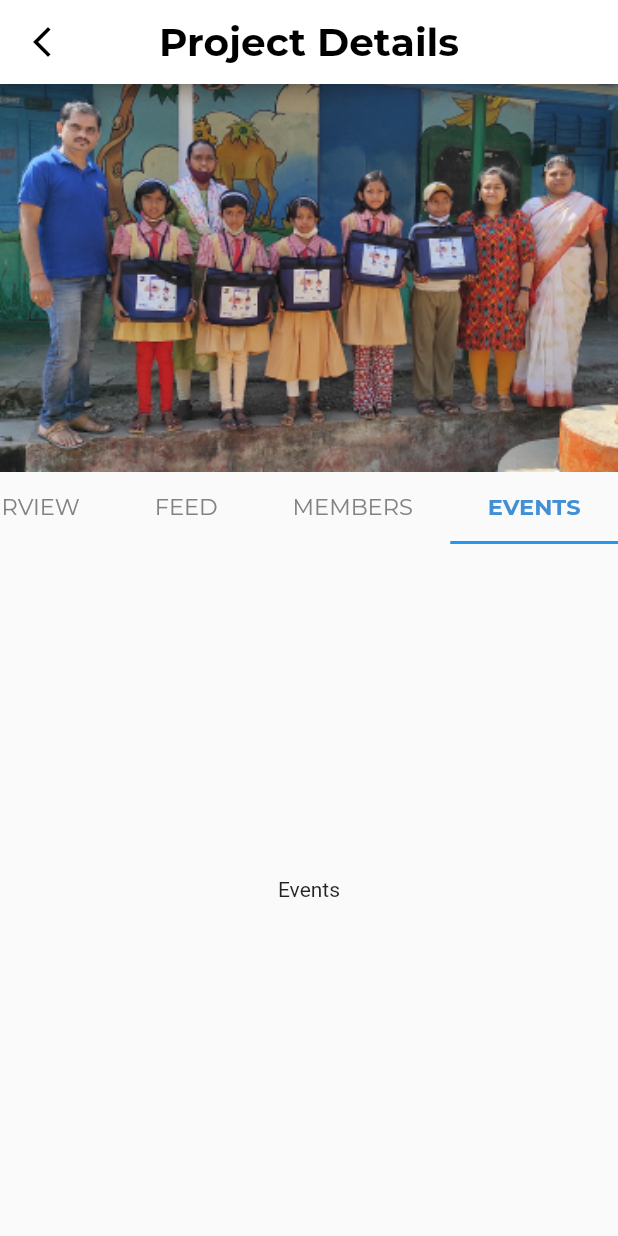
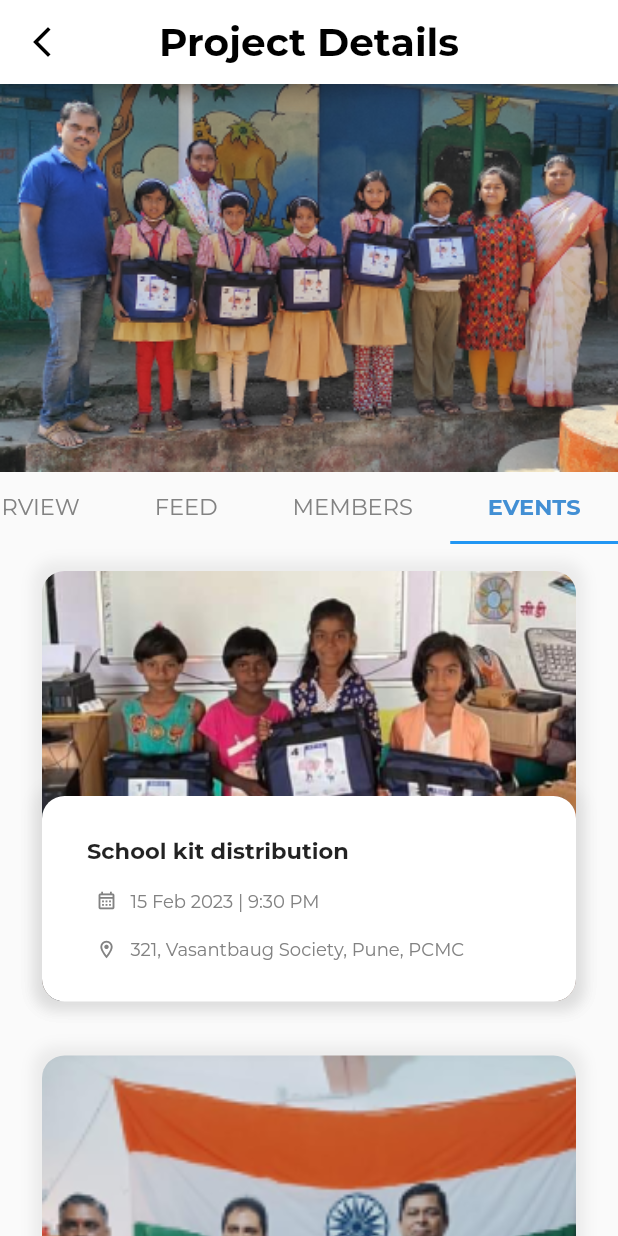
Before and after one commit to I-Zz/ahhf_app, a Flutter app: the ProjectsDetailScreen screen opened by its route, tab 4 chosen, on a phone screen of 412 x 824 dp. Run offline on Flutter 3.47's test engine with Material 2 defaults, Android fonts, the phone set to English and light mode, and no system bars; our stand-ins replace dots_indicator; missing offline and left inert: dart:ffi; project files that could hold a hidden picture were left out.

Commit message:
added the Project Details screen  Event Tab cards List

```diff
--- /dev/null
+++ b/lib/provider/ProjectDetailsEvent_provider.dart
@@ -0,0 +1,52 @@
+import 'package:flutter/material.dart';
+
+class ProjectDetailsEventTabItems  with ChangeNotifier{
+  final String image;
+  final String title;
+  final String EventAddress;
+  final DateTime EventDate;
+  final TimeOfDay EventTime;
+
+  ProjectDetailsEventTabItems(
+      {required this.EventAddress,
+      required this.EventDate,
+      required this.EventTime,
+      required this.image,
+      required this.title});
+
+
+}
+
+class ProjectDetailsEventTabProvider with ChangeNotifier {
+ // for I have mark ProjectDetailsEventTabProvider widget in ProjectDetailsEvent_provider file with
+  // changeNotifier
+
+  List<ProjectDetailsEventTabItems> _items = [
+    ProjectDetailsEventTabItems(
+        EventAddress: '321, Vasantbaug Society, Pune, PCMC',
+        title: 'School kit distribution ',
+        EventDate: DateTime(2023, 2, 15),
+        EventTime: TimeOfDay(hour: 21, minute: 30),
+        image: 'assets/images/EventTab1.png'),
+
+    ProjectDetailsEventTabItems(
+        EventAddress: '321, Vasantbaug Society, Pune, PCMC',
+        title: 'School kit distribution ',
+        EventDate: DateTime(2023, 2, 15),
+        EventTime: TimeOfDay(hour: 24, minute: 00),
+        image: 'assets/images/EventTab2.png'),
+
+
+  ];
+
+
+  List<ProjectDetailsEventTabItems> get items{
+    return [..._items];
+  }
+
+  void addEventTabItems(){
+
+    notifyListeners();
+  }
+
+}
--- a/lib/screens/projects_detail_screen_overview.dart
+++ b/lib/screens/projects_detail_screen_overview.dart
@@ -1,11 +1,13 @@
 // ignore_for_file: prefer_const_constructors
 
+import 'package:ahhf_app/provider/ProjectDetailsEvent_provider.dart';
 import 'package:flutter/material.dart';
 import 'package:flutter/src/widgets/framework.dart';
 import 'package:ahhf_app/widgets/projectDetailsOverviewTab.dart';
 import 'package:ahhf_app/widgets/projectDetailsEventTab.dart';
 import 'package:ahhf_app/widgets/projectDetailsFeedTab.dart';
 import 'package:ahhf_app/widgets/projectDetailsMembersTab.dart';
+import 'package:provider/provider.dart';
 
 //put the cards in the gesturedetector
 
@@ -23,9 +25,11 @@ class _ProjectsDetailScreenState extends State<ProjectsDetailScreen>
   @override
   Widget build(BuildContext context) {
     TabController _tabcontroller = TabController(length: 4, vsync: this);
-    return Scaffold(
+    return SafeArea(
+      child: Scaffold(
+
         appBar: AppBar(
-        backgroundColor: Colors.white,
+          backgroundColor: Color(0xFFFFFFFF),
           leading: IconButton(
             onPressed: () {
               Navigator.pop(context);
@@ -45,7 +49,9 @@ class _ProjectsDetailScreenState extends State<ProjectsDetailScreen>
                 color: Colors.black),
           ),
         ),
-      body: Column(
+        body: ChangeNotifierProvider.value(
+          value: ProjectDetailsEventTabProvider(),
+          child: Column(
             children: [
               Container(
                 width: double.infinity,
@@ -101,6 +107,8 @@ class _ProjectsDetailScreenState extends State<ProjectsDetailScreen>
               ))
             ],
           ),
+        ),
+      ),
     );
   }
 }
--- /dev/null
+++ b/lib/widgets/ProjectDetailsEventTabCards.dart
@@ -0,0 +1,133 @@
+import 'dart:ffi';
+
+import 'package:flutter/material.dart';
+import 'package:provider/provider.dart';
+import '../provider/ProjectDetailsEvent_provider.dart';
+import 'package:intl/intl.dart';
+
+class ProjectDetailsEventTabCards extends StatelessWidget {
+  const ProjectDetailsEventTabCards({
+    super.key,
+  });
+
+  @override
+  Widget build(BuildContext context) {
+    final EventItem = Provider.of<ProjectDetailsEventTabItems>(context);
+    return Padding(
+      padding: const EdgeInsets.symmetric(horizontal: 10.0),
+      child: Stack(
+        children: [
+          Container(
+            margin: EdgeInsets.symmetric(horizontal: 18, vertical: 18),
+            height: 287,
+            width: double.infinity,
+            decoration: BoxDecoration(
+                borderRadius: BorderRadius.circular(15),
+                boxShadow: [
+                  BoxShadow(
+                    color: Color.fromRGBO(0, 0, 0, 0.06),
+                    blurRadius: 7,
+                    spreadRadius: 6,
+                    offset: Offset(0, 0),
+                  ),
+                ],
+                image: DecorationImage(
+                    image: AssetImage(
+                      EventItem.image,
+                    ),
+                    fit: BoxFit.cover)),
+          ),
+          Padding(
+            padding: const EdgeInsets.only(top: 150.0),
+            child: Container(
+              height: 137,
+              width: double.infinity,
+              margin: EdgeInsets.all(18),
+              padding: EdgeInsets.all(10),
+              decoration: BoxDecoration(
+                borderRadius: BorderRadius.circular(15),
+                boxShadow: [
+                  BoxShadow(
+                    color: Color.fromRGBO(0, 0, 0, 0.06),
+                    blurRadius: 7,
+                    spreadRadius: 6,
+                    offset: Offset(0, 0),
+                  ),
+                ],
+                color: Color(0xFFFFFFFF),
+              ),
+              child: Column(
+                mainAxisAlignment: MainAxisAlignment.spaceEvenly,
+                children: [
+                  Row(
+                    mainAxisAlignment: MainAxisAlignment.start,
+                    children: [
+                      SizedBox(
+                        width: 20,
+                      ),
+                      Text(
+                        EventItem.title,
+                        style: TextStyle(
+                            fontFamily: 'Montserrat',
+                            fontSize: 15,
+                            fontWeight: FontWeight.w600),
+                      ),
+                    ],
+                  ),
+                  Row(
+                    children: [
+                      SizedBox(
+                        width: 26,
+                      ),
+                      Icon(
+                        Icons.calendar_month_outlined,
+                        size: 14,
+                        color: Color(0xFF828282),
+                      ),
+                      SizedBox(
+                        width: 9,
+                      ),
+
+  //  ${DateFormat('hh:mm a').format(DateTime(2022, 1, 1, EventItem.EventTime.hour, EventItem.EventTime.minute))
+                      Text(
+                        '${DateFormat('dd MMM yyyy').format(EventItem.EventDate)} | ${EventItem.EventTime.format(context)}',
+                        style: TextStyle(
+                            fontFamily: 'Montserrat',
+                            fontSize: 12,
+                            color: Color(0xFF828282),
+                            fontWeight: FontWeight.w400),
+                      ),
+                    ],
+                  ),
+                  Row(
+                    children: [
+                      SizedBox(
+                        width: 26,
+                      ),
+                      Icon(
+                        Icons.location_on_outlined,
+                        size: 14,
+                        color: Color(0xFF828282),
+                      ),
+                      SizedBox(
+                        width: 9,
+                      ),
+                      Text(
+                        EventItem.EventAddress,
+                        style: TextStyle(
+                            fontFamily: 'Montserrat',
+                            fontSize: 12,
+                            color: Color(0xFF828282),
+                            fontWeight: FontWeight.w400),
+                      ),
+                    ],
+                  )
+                ],
+              ),
+            ),
+          )
+        ],
+      ),
+    );
+  }
+}
--- a/lib/widgets/projectDetailsEventTab.dart
+++ b/lib/widgets/projectDetailsEventTab.dart
@@ -1,12 +1,24 @@
+import 'package:ahhf_app/provider/ProjectDetailsEvent_provider.dart';
 import 'package:flutter/material.dart';
-
+import 'package:provider/provider.dart';
+import '../widgets/ProjectDetailsEventTabCards.dart';
 class projectDetailsEventsTab extends StatelessWidget {
   const projectDetailsEventsTab({Key? key}) : super(key: key);
 
   @override
   Widget build(BuildContext context) {
+    // I have added this provider listener to listen the changes in Events Items List
+
+    final EventTabItems=Provider.of<ProjectDetailsEventTabProvider>(context);
+
     return Scaffold(
-      body: Center(child: Text('Events'),),
+      body: ListView.builder(
+        itemCount: EventTabItems.items.length,
+        itemBuilder:(ctx,i)=> ChangeNotifierProvider.value(   // provider is added to so that to listen changes in each single  EventItem in case of data changes
+          value: EventTabItems.items[i],
+          child: ProjectDetailsEventTabCards(),
+        ),
+    )
     );
   }
 }
--- a/lib/widgets/projectDetailsOverviewTab.dart
+++ b/lib/widgets/projectDetailsOverviewTab.dart
@@ -6,7 +6,7 @@ class projectDetailsOverviewTab extends StatelessWidget {
   @override
   Widget build(BuildContext context) {
     return Scaffold(
-      body: Center(child: Text('overview'),),
+     body: Center(child: Text('overview'),),
     );
   }
 }
--- a/pubspec.yaml
+++ b/pubspec.yaml
@@ -42,6 +42,7 @@ dependencies:
   control_style: ^0.0.3
   scaffold_gradient_background: ^1.0.3+1
   provider: ^6.0.5
+  intl: ^0.18.0
 
 dev_dependencies:
   flutter_test:
```
Also changed, not shown: assets/images/EventTab1.png (added), assets/images/EventTab2.png (added), pubspec.lock. Lines whose indentation alone changed are shown as unchanged.
